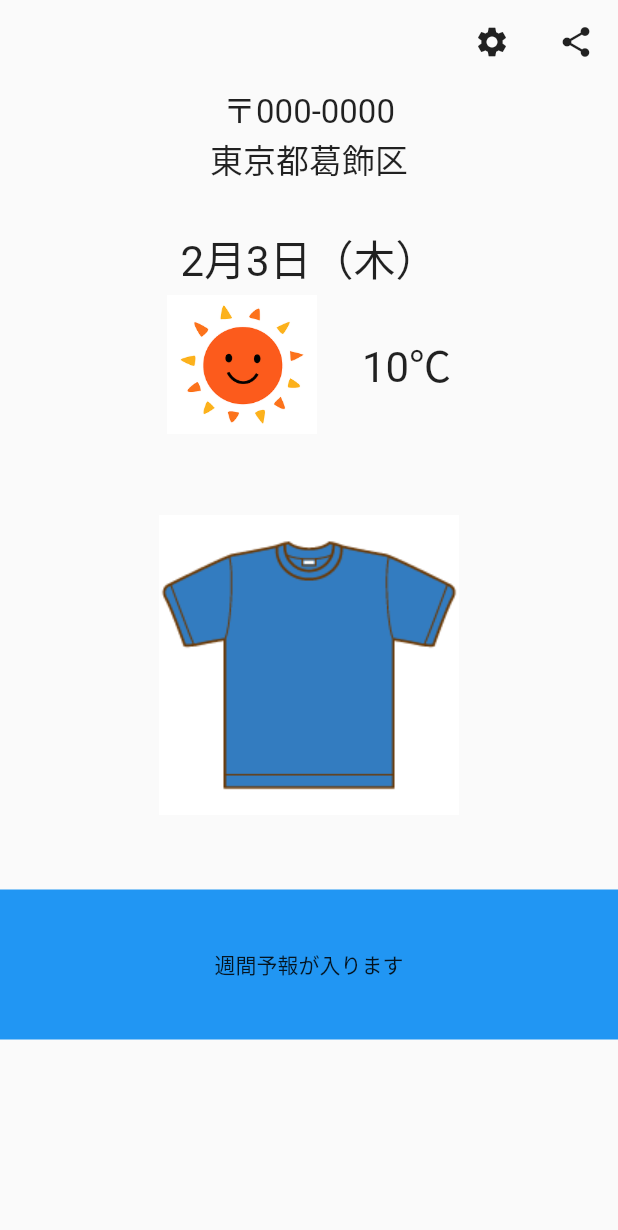
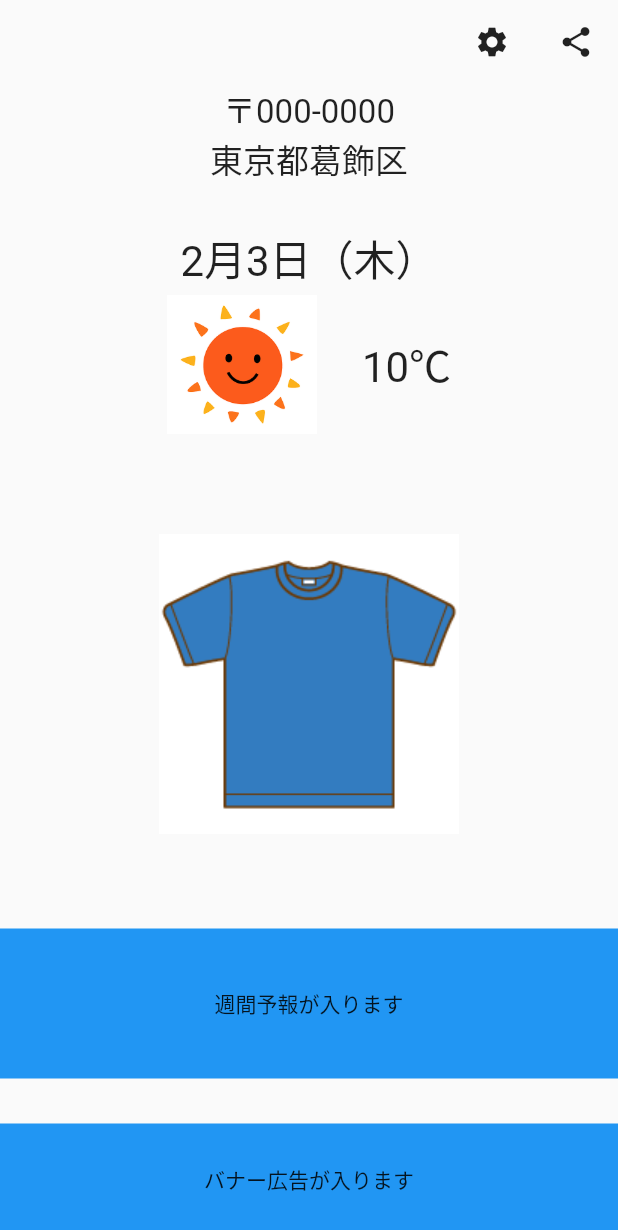
Before and after one commit to haterain0203/weather_and_clothes, a Flutter app: the screen it shows after launch, on a phone screen of 412 x 824 dp. Shown: the top 1230 px of the screen. Run offline on Flutter 3.47's test engine with Material 2 defaults, Android fonts, the phone set to English and light mode, and no system bars; Roboto replaces fonts that are missing (MyFont).

Commit message:
#1 AdAreaの作成

```diff
--- a/lib/home/home_page.dart
+++ b/lib/home/home_page.dart
@@ -58,25 +58,34 @@ class HomePage extends StatelessWidget {
               ],
             ),
 
-            const SizedBox(height: 50.0,),
+            const SizedBox(height: 30.0,),
 
             //ClothesArea
             //TODO 取得したデータに合わせて画像を切り替え
             //TODO 朝・昼・夜に分けるか検討
             //TODO CarouselSliderで実装してみたがイマイチ。そもそも仮に朝昼夜を表示するのであれば回転させる必要がない。
-            Image.asset("assets/images/t_shirt.png"),
+            Expanded(child: Image.asset("assets/images/t_shirt.png")),
 
-            const SizedBox(height: 50.0,),
+            const SizedBox(height: 30.0,),
 
             //TODO ForecastArea
             Container(
               height: 100.0,
               width: size.width,
               color: Colors.blue,
-              child: const Center(child: Text("週間予報が入ります")),
+              child: const Center(child: Text("週間予報が入ります"),),
             ),
 
+            const SizedBox(height: 30.0,),
+
             //TODO AdArea
+            Container(
+              height: 75.0,
+              width: size.width,
+              color: Colors.blue,
+              child: const Center(child: Text("バナー広告が入ります"),),
+            ),
+
           ],
         ),
       ),
```
